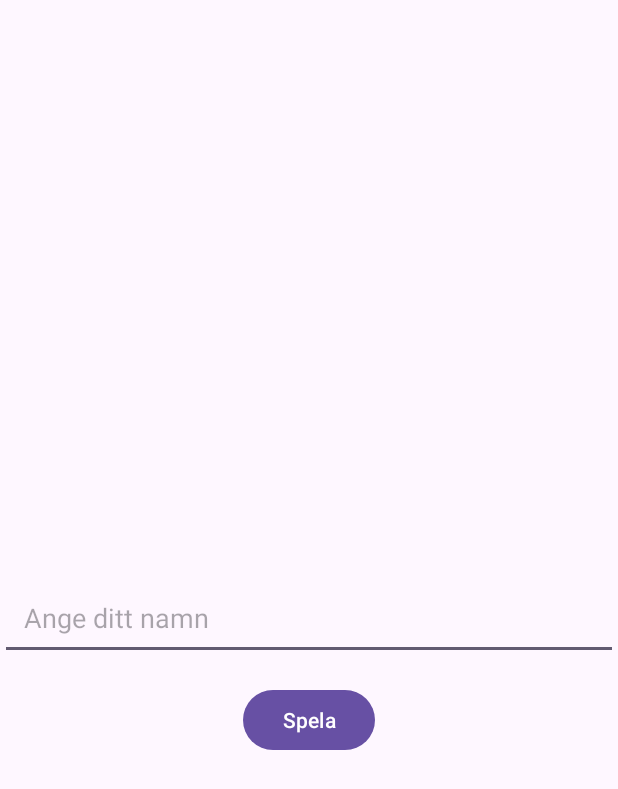
After one commit to z0etz/ProseccoPong, an Android app: the EnterNameActivity screen opened directly, with no data from a screen before it, on a phone screen of 412 x 824 dp. The commit adds this screen. Shown: the top 789 px of the screen. Run offline under Robolectric (Android 15) with nearby library versions, the phone set to English and light mode, and no system bars.

Commit message:
Grundläggande vy för spelaren att ange sitt namn. Design för denna förbättrar jag under arbetsgång och när det gäller funktionalitet.

```diff
--- a/app/src/main/AndroidManifest.xml
+++ b/app/src/main/AndroidManifest.xml
@@ -12,29 +12,30 @@
         android:supportsRtl="true"
         android:theme="@style/Theme.ProseccoPong"
         tools:targetApi="31">
-
+        <activity
+            android:name=".EnterNameActivity"
+            android:exported="false" />
         <!-- Aktivitet för SurfaceViewActivity -->
         <activity
             android:name=".SurfaceViewActivity"
             android:exported="false">
+
             <!-- Intent-filter för att starta aktiviteten -->
             <intent-filter>
                 <action android:name="android.intent.action.MAIN" />
+
                 <category android:name="android.intent.category.DEFAULT" />
             </intent-filter>
-        </activity>
-
-        <!-- Aktivitet för ClassicHighscoreActivity -->
+        </activity> <!-- Aktivitet för ClassicHighscoreActivity -->
         <activity
             android:name=".ClassicHighscoreActivity"
-            android:exported="false" />
-
-        <!-- Aktivitet för MainActivity -->
+            android:exported="false" /> <!-- Aktivitet för MainActivity -->
         <activity
             android:name=".MainActivity"
             android:exported="true">
             <intent-filter>
                 <action android:name="android.intent.action.MAIN" />
+
                 <category android:name="android.intent.category.LAUNCHER" />
             </intent-filter>
         </activity>
--- /dev/null
+++ b/app/src/main/java/com/katja/proseccopong/EnterNameActivity.kt
@@ -0,0 +1,25 @@
+package com.katja.proseccopong
+
+import android.content.Intent
+import androidx.appcompat.app.AppCompatActivity
+import android.os.Bundle
+import android.widget.Button
+import android.widget.EditText
+
+class EnterNameActivity : AppCompatActivity() {
+
+    override fun onCreate(savedInstanceState: Bundle?) {
+        super.onCreate(savedInstanceState)
+        setContentView(R.layout.activity_enter_name)
+
+        val editTextName: EditText = findViewById(R.id.editTextName)
+        val buttonPlay: Button = findViewById(R.id.buttonPlay)
+
+        buttonPlay.setOnClickListener {
+            val playerName = editTextName.text.toString()
+            val intent = Intent(this, SurfaceViewActivity::class.java)
+            intent.putExtra("PLAYER_NAME", playerName)
+            startActivity(intent)
+        }
+    }
+}
--- a/app/src/main/java/com/katja/proseccopong/GameView.kt
+++ b/app/src/main/java/com/katja/proseccopong/GameView.kt
@@ -23,8 +23,6 @@ class GameView( context: Context): SurfaceView(context), SurfaceHolder.Callback,
            holder?.addCallback(this)
 
        }
-
-
 
         ball1 = Ball(mcontext,100f, 100f, 20f, 5f, 5f)
         playerBall=PlayerBall(mcontext,100f,25f,5f,0f,Color.WHITE)
--- a/app/src/main/java/com/katja/proseccopong/MainActivity.kt
+++ b/app/src/main/java/com/katja/proseccopong/MainActivity.kt
@@ -20,7 +20,7 @@ class MainActivity : AppCompatActivity() {
         val bHighscore: Button = binding.buttonHighscore
 
         bClassicPong.setOnClickListener {
-            val intent = Intent(this, SurfaceViewActivity::class.java)
+            val intent = Intent(this, EnterNameActivity::class.java)
             startActivity(intent)
         }
 
--- a/app/src/main/java/com/katja/proseccopong/SurfaceViewActivity.kt
+++ b/app/src/main/java/com/katja/proseccopong/SurfaceViewActivity.kt
@@ -7,6 +7,8 @@ import com.katja.proseccopong.databinding.ActivitySurfaceViewBinding
 
 class SurfaceViewActivity : AppCompatActivity(),SurfaceHolder.Callback {
     lateinit var binding :ActivitySurfaceViewBinding
+
+
     override fun onCreate(savedInstanceState: Bundle?) {
         super.onCreate(savedInstanceState)
         binding= ActivitySurfaceViewBinding.inflate(layoutInflater)
--- /dev/null
+++ b/app/src/main/res/layout/activity_enter_name.xml
@@ -0,0 +1,24 @@
+<?xml version="1.0" encoding="utf-8"?>
+<RelativeLayout xmlns:android="http://schemas.android.com/apk/res/android"
+    xmlns:tools="http://schemas.android.com/tools"
+    android:layout_width="match_parent"
+    android:layout_height="match_parent"
+    tools:context=".EnterNameActivity">
+
+    <EditText
+        android:id="@+id/editTextName"
+        android:layout_width="match_parent"
+        android:layout_height="wrap_content"
+        android:hint="Ange ditt namn"
+        android:layout_centerInParent="true"
+        android:padding="16dp"/>
+
+    <Button
+        android:id="@+id/buttonPlay"
+        android:layout_width="wrap_content"
+        android:layout_height="wrap_content"
+        android:text="Spela"
+        android:layout_below="@id/editTextName"
+        android:layout_centerHorizontal="true"
+        android:layout_marginTop="16dp"/>
+</RelativeLayout>
```
